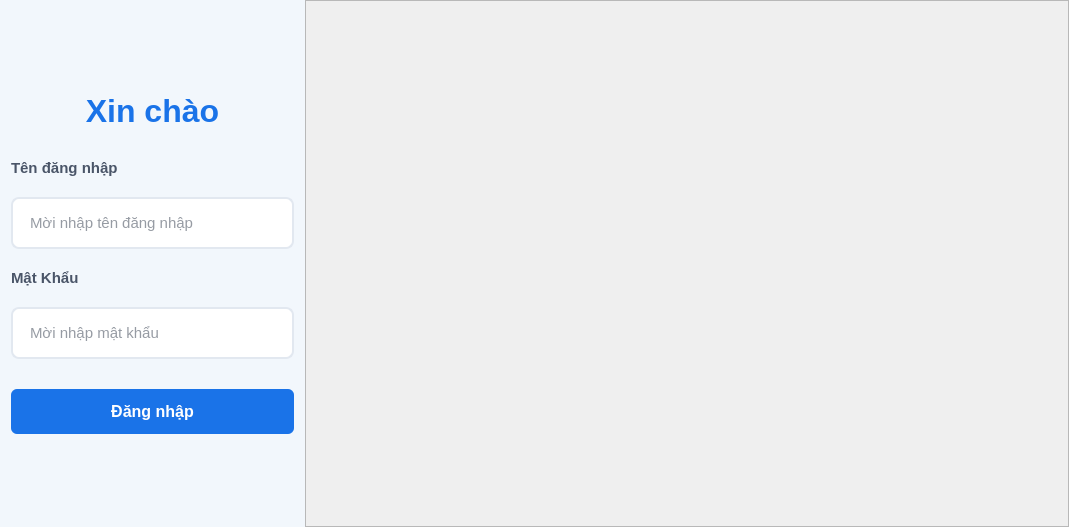
This is src/view/Login_View.ui in vttaan/OOP---Management-Application-Project as Qt 5 draws it before an edit. The edited form follows.
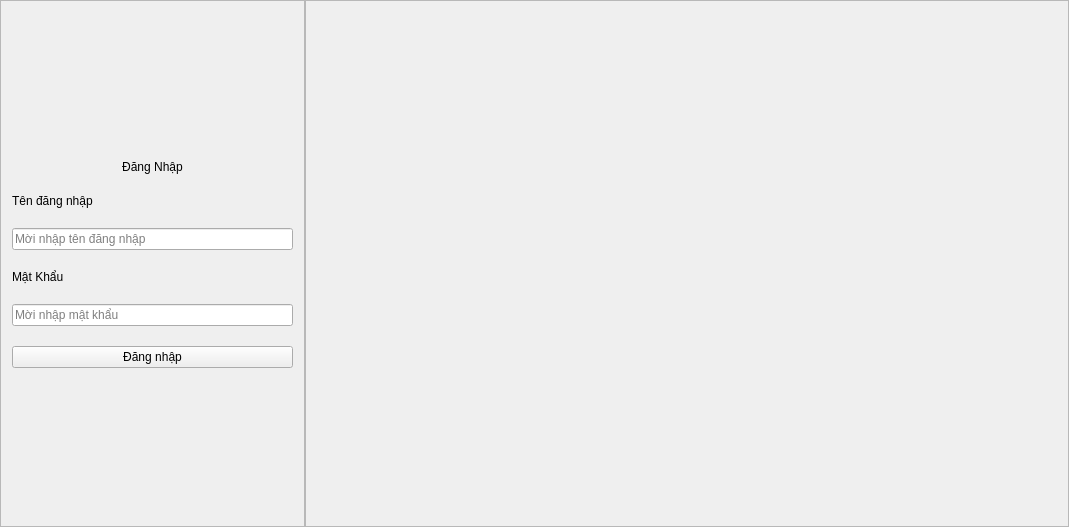
This is the edited form.

Commit message: thêm logo app, đặt tên app, xem lịch nhân viên, quản lí, sửa login, tách model ra khỏi addEmployeeDialog

What changed in the file:
```diff
--- a/src/view/Login_View.ui
+++ b/src/view/Login_View.ui
@@ -31,52 +31,6 @@
    </property>
    <item>
     <widget class="QFrame" name="frmLoginLeft">
-     <property name="styleSheet">
-      <string notr="true">QFrame#frmLoginLeft {
-    background-color: #f2f7fc;
-    border: none;
-}
-QLabel {
-    font-size: 15px;
-    color: #4a5568;
-    font-weight: 500;
-}
-QLabel#lblTitle {
-    font-size: 32px;
-    font-weight: 900;
-    color: #1a73e8;
-    margin-bottom: 10px;
-}
-QLineEdit {
-    min-height: 48px;
-    border: 2px solid #e2e8f0;
-    border-radius: 8px;
-    padding: 0 15px;
-    font-size: 15px;
-    background-color: #ffffff;
-    color: #2d3748;
-}
-QLineEdit:hover {
-    border: 2px solid #cbd5e0;
-}
-QLineEdit:focus {
-    border: 2px solid #1a73e8;
-    background-color: #ffffff;
-}
-QPushButton#btnLogin {
-    min-height: 45px;
-    background-color: #1a73e8;
-    color: #ffffff;
-    font-size: 16px;
-    font-weight: bold;
-    border-radius: 6px;
-    border: none;
-    margin-top: 10px;
-}
-QPushButton#btnLogin:hover {
-    background-color: #1557b0;
-}</string>
-     </property>
      <property name="frameShape">
       <enum>QFrame::Shape::StyledPanel</enum>
      </property>
@@ -124,7 +78,7 @@
       <item row="2" column="0" colspan="2">
        <widget class="QLabel" name="lblTitle">
         <property name="text">
-         <string>Xin chào</string>
+         <string>Đăng Nhập</string>
         </property>
         <property name="alignment">
          <set>Qt::AlignmentFlag::AlignCenter</set>
```
The commit also changes 19 other files.
